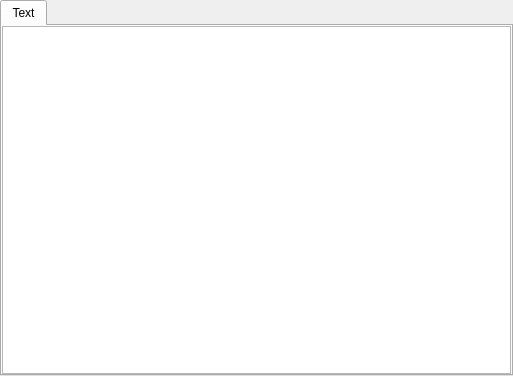
Old version of the form src/plugins/standard/core_plugins/items/memo/memohelper.ui in the repository navrocky/CuteReport.
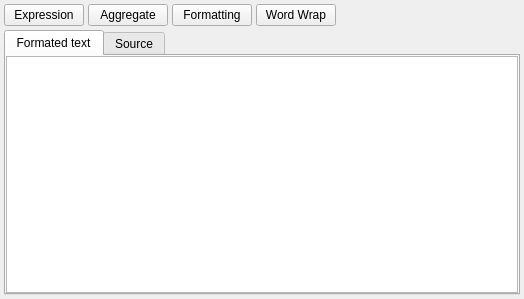
New version of the form.

The edit to the form file:
```diff
--- a/src/plugins/standard/core_plugins/items/memo/memohelper.ui
+++ b/src/plugins/standard/core_plugins/items/memo/memohelper.ui
@@ -6,14 +6,17 @@
    <rect>
     <x>0</x>
     <y>0</y>
-    <width>513</width>
-    <height>376</height>
+    <width>524</width>
+    <height>299</height>
    </rect>
   </property>
   <property name="windowTitle">
    <string>Dialog</string>
   </property>
-  <layout class="QVBoxLayout" name="verticalLayout">
+  <layout class="QVBoxLayout" name="verticalLayout_4">
+   <property name="spacing">
+    <number>0</number>
+   </property>
    <property name="leftMargin">
     <number>0</number>
    </property>
@@ -27,16 +30,140 @@
     <number>0</number>
    </property>
    <item>
-    <widget class="QTabWidget" name="tabs">
-     <property name="focusPolicy">
-      <enum>Qt::ClickFocus</enum>
+    <widget class="QStackedWidget" name="stackedWidget">
+     <property name="currentIndex">
+      <number>0</number>
      </property>
-     <widget class="QWidget" name="tab">
-      <attribute name="title">
-       <string>Text</string>
-      </attribute>
-      <layout class="QVBoxLayout" name="verticalLayout_2">
+     <widget class="QWidget" name="page">
+      <layout class="QVBoxLayout" name="verticalLayout_3">
+       <property name="spacing">
+        <number>4</number>
+       </property>
        <property name="leftMargin">
+        <number>4</number>
+       </property>
+       <property name="topMargin">
+        <number>4</number>
+       </property>
+       <property name="rightMargin">
+        <number>4</number>
+       </property>
+       <property name="bottomMargin">
+        <number>4</number>
+       </property>
+       <item>
+        <layout class="QHBoxLayout" name="horizontalLayout">
+         <item>
+          <widget class="QPushButton" name="bExpression">
+           <property name="toolTip">
+            <string>Insert expression</string>
+           </property>
+           <property name="text">
+            <string>Expression</string>
+           </property>
+          </widget>
+         </item>
+         <item>
+          <widget class="QPushButton" name="bAggregate">
+           <property name="text">
+            <string>Aggregate</string>
+           </property>
+          </widget>
+         </item>
+         <item>
+          <widget class="QPushButton" name="bFormatting">
+           <property name="text">
+            <string>Formatting</string>
+           </property>
+          </widget>
+         </item>
+         <item>
+          <widget class="QPushButton" name="bWordWrap">
+           <property name="text">
+            <string>Word Wrap</string>
+           </property>
+          </widget>
+         </item>
+         <item>
+          <spacer name="horizontalSpacer">
+           <property name="orientation">
+            <enum>Qt::Horizontal</enum>
+           </property>
+           <property name="sizeHint" stdset="0">
+            <size>
+             <width>40</width>
+             <height>20</height>
+            </size>
+           </property>
+          </spacer>
+         </item>
+        </layout>
+       </item>
+       <item>
+        <widget class="QTabWidget" name="tabs">
+         <property name="focusPolicy">
+          <enum>Qt::ClickFocus</enum>
+         </property>
+         <property name="currentIndex">
+          <number>0</number>
+         </property>
+         <widget class="QWidget" name="tabFormatedText">
+          <attribute name="title">
+           <string>Formated text</string>
+          </attribute>
+          <layout class="QVBoxLayout" name="verticalLayout_2">
+           <property name="spacing">
+            <number>0</number>
+           </property>
+           <property name="leftMargin">
+            <number>0</number>
+           </property>
+           <property name="topMargin">
+            <number>0</number>
+           </property>
+           <property name="rightMargin">
+            <number>0</number>
+           </property>
+           <property name="bottomMargin">
+            <number>0</number>
+           </property>
+           <item>
+            <widget class="QTextEdit" name="edFormatedText"/>
+           </item>
+          </layout>
+         </widget>
+         <widget class="QWidget" name="tabSource">
+          <attribute name="title">
+           <string>Source</string>
+          </attribute>
+          <layout class="QVBoxLayout" name="verticalLayout">
+           <property name="spacing">
+            <number>0</number>
+           </property>
+           <property name="leftMargin">
+            <number>0</number>
+           </property>
+           <property name="topMargin">
+            <number>0</number>
+           </property>
+           <property name="rightMargin">
+            <number>0</number>
+           </property>
+           <property name="bottomMargin">
+            <number>0</number>
+           </property>
+           <item>
+            <widget class="QTextEdit" name="edSource"/>
+           </item>
+          </layout>
+         </widget>
+        </widget>
+       </item>
+      </layout>
+     </widget>
+     <widget class="QWidget" name="page_2">
+      <layout class="QGridLayout" name="gridLayout_4">
+       <property name="leftMargin">
         <number>0</number>
        </property>
        <property name="topMargin">
@@ -48,8 +175,8 @@
        <property name="bottomMargin">
         <number>0</number>
        </property>
-       <item>
-        <widget class="QTextEdit" name="text"/>
+       <item row="0" column="0">
+        <layout class="QGridLayout" name="toolLayout"/>
        </item>
       </layout>
      </widget>
```
